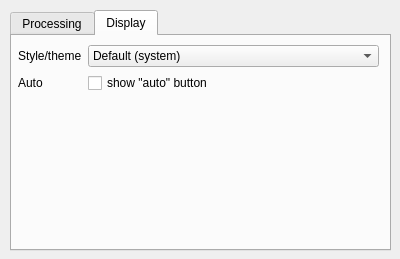
First picture: the form in ui/prefsdialog.ui, repository cseyve/tamanoir, before the edit.
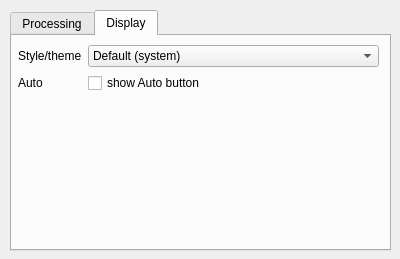
Second picture: the form after the edit. Icons and pictures are not drawn.

Commit message: Updated preference dialog

Diff of the .ui file:
```diff
--- a/ui/prefsdialog.ui
+++ b/ui/prefsdialog.ui
@@ -92,20 +92,29 @@
         </item>
        </widget>
       </item>
-      <item row="1" column="1">
-       <widget class="QCheckBox" name="checkBox">
-        <property name="text">
-         <string>show &quot;auto&quot; button</string>
-        </property>
-       </widget>
-      </item>
-      <item row="1" column="0">
+      <item row="2" column="0">
        <widget class="QLabel" name="label_2">
         <property name="text">
          <string>Auto</string>
         </property>
        </widget>
       </item>
+      <item row="2" column="1">
+       <widget class="QCheckBox" name="showAutoCheckBox">
+        <property name="enabled">
+         <bool>true</bool>
+        </property>
+        <property name="toolTip">
+         <string>Display the Auto button to process the whole picture without asking the suer</string>
+        </property>
+        <property name="text">
+         <string>show Auto button</string>
+        </property>
+        <property name="checked">
+         <bool>false</bool>
+        </property>
+       </widget>
+      </item>
      </layout>
     </widget>
    </widget>
```
Left out of the diff: 6 changed lines with no effect on the pictures. The commit also changes 6 other files.
